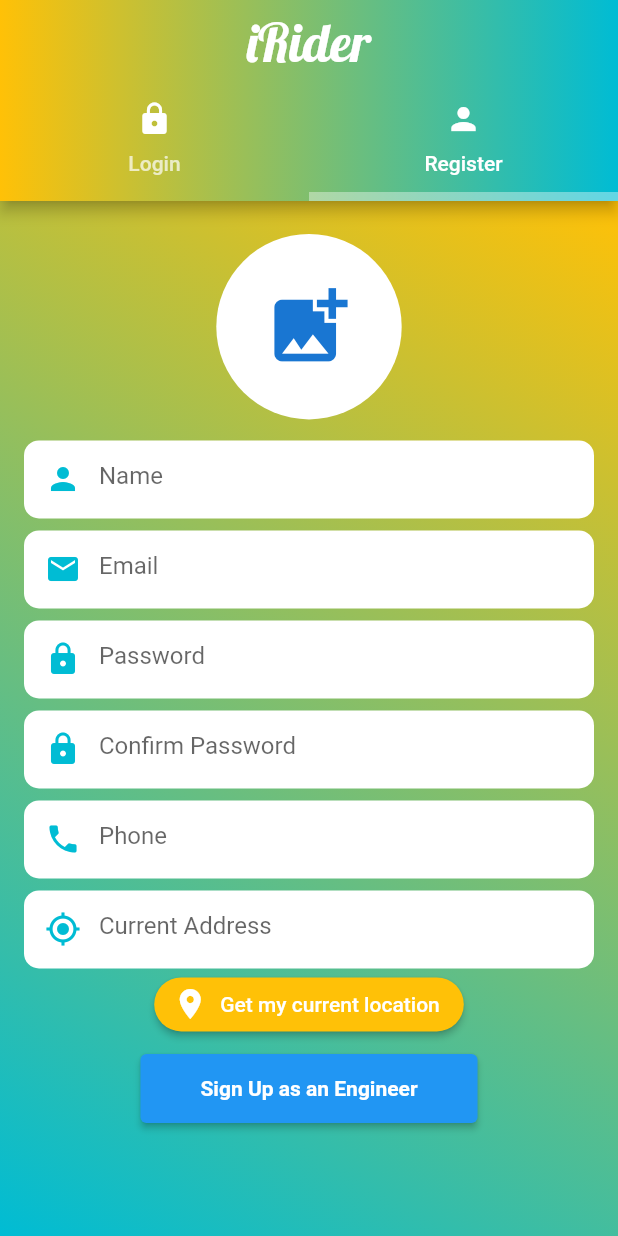
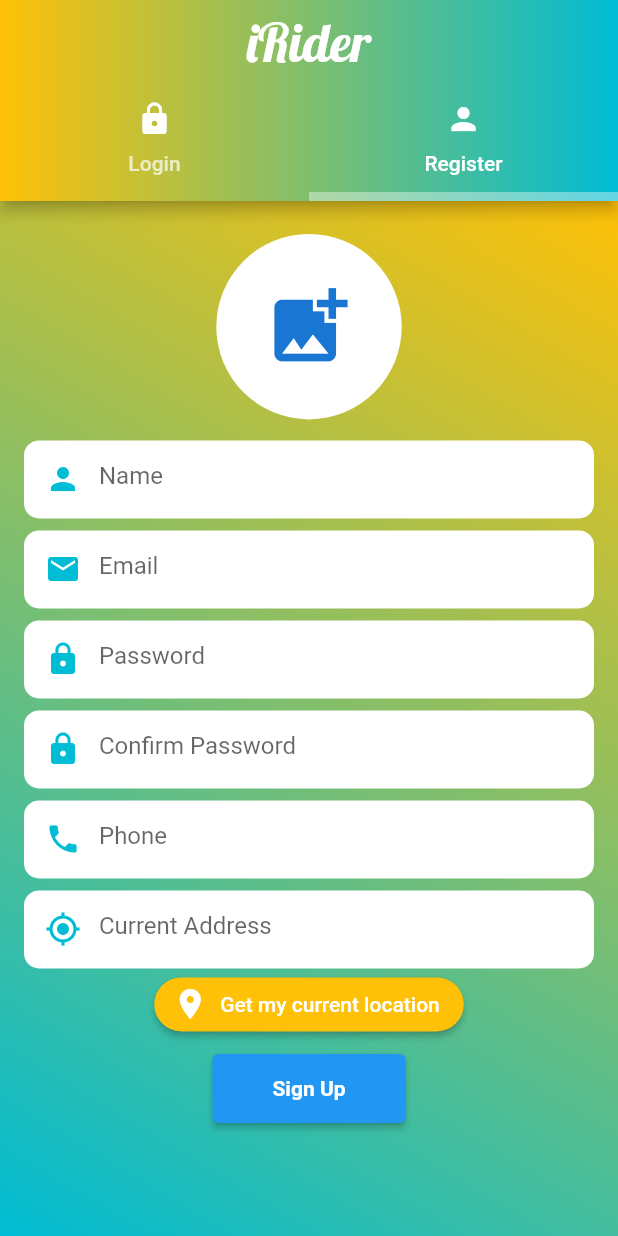
Before and after one commit to emorilebo/curious_rider, a Flutter app: the screen it shows after launch, tab 2 chosen, on a phone screen of 412 x 824 dp. Run offline on Flutter 3.47's test engine with Material 2 defaults, Android fonts, the light colour scheme and no system bars; our stand-ins replace cloud_firestore, firebase_auth, firebase_core, firebase_storage, geocoding, geolocator and 2 more; accounts and stored records are empty.

Commit message:
CHANGE: Signup bug fix

```diff
--- a/lib/authentication/register.dart
+++ b/lib/authentication/register.dart
@@ -107,7 +107,7 @@ class _RegisterScreenState extends State<RegisterScreen> {
           String fileName = DateTime.now().millisecondsSinceEpoch.toString();
           fStorage.Reference reference = fStorage.FirebaseStorage.instance
               .ref()
-              .child("sellers")
+              .child("riders")
               .child(fileName);
           fStorage.UploadTask uploadTask =
               reference.putFile(File(imageXFile!.path));
@@ -299,7 +299,7 @@ class _RegisterScreenState extends State<RegisterScreen> {
                 formValidation();
               },
               child: const Text(
-                "Sign Up as an Engineer",
+                "Sign Up",
                 style:
                     TextStyle(color: Colors.white, fontWeight: FontWeight.bold),
               ),
```
Also changed, not shown: 1 other file.
